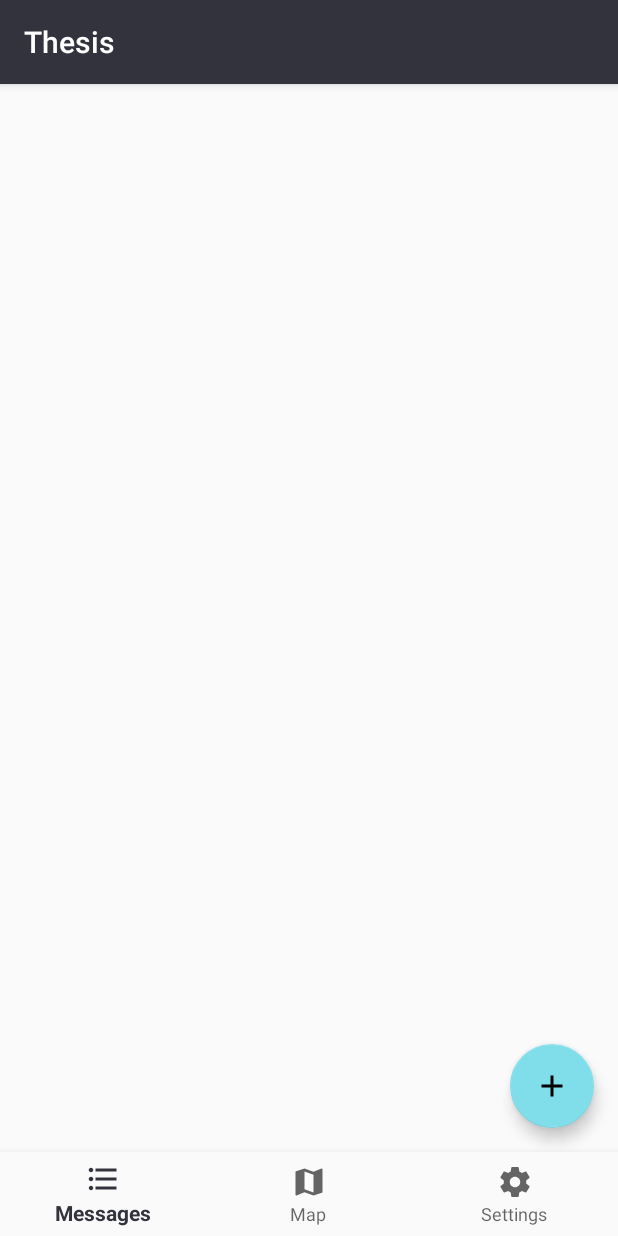
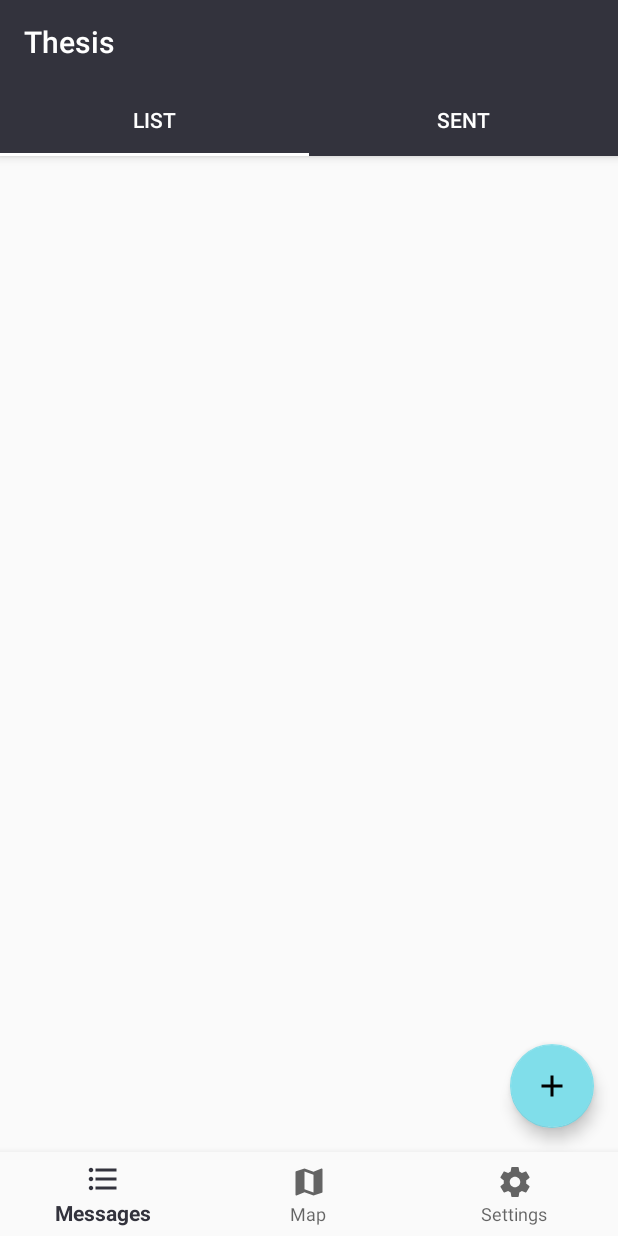
Before and after one commit to flavienbonvin/floater-bachelor-project-android, an Android app: the screen it shows after launch (MainActivity), on a phone screen of 412 x 824 dp. Run offline under Robolectric (Android 15) with nearby library versions, the phone set to English and light mode, and no system bars; 3 statements that could not run were skipped.

```diff
--- a/app/src/main/java/ch/hevs/fbonvin/disasterassistance/Constant.java
+++ b/app/src/main/java/ch/hevs/fbonvin/disasterassistance/Constant.java
@@ -10,6 +10,8 @@ import ch.hevs.fbonvin.disasterassistance.models.Endpoint;
 import ch.hevs.fbonvin.disasterassistance.models.Message;
 import ch.hevs.fbonvin.disasterassistance.utils.NearbyManagement;
 import ch.hevs.fbonvin.disasterassistance.views.FragMessages;
+import ch.hevs.fbonvin.disasterassistance.views.FragMessagesList;
+import ch.hevs.fbonvin.disasterassistance.views.FragMessagesSent;
 
 /**
  * File regrouping all the constant needed for the project
@@ -23,7 +25,8 @@ public class Constant {
     /**
      * Fragments saved instead of recreated each time
      */
-    public static final FragMessages FRAG_MESSAGE = new FragMessages();
+    public static final FragMessagesList FRAG_MESSAGE_LIST = new FragMessagesList();
+    public static final FragMessagesSent FRAG_MESSAGES_SENT = new FragMessagesSent();
 
 
 
@@ -56,6 +59,8 @@ public class Constant {
     public static ArrayList<Message> MESSAGE_SENT;
     //All messages the user wanted to send but there was no peers around
     public static ArrayList<Message> MESSAGE_QUEUE;
+    //All messages the user wanted to delete but there was no peers around
+    public static ArrayList<Message> MESSAGE_QUEUE_DELETED;
 
     //Discovered devices
     public static final Map<String, Endpoint> DISCOVERED_ENDPOINTS = new HashMap<>();
@@ -82,9 +87,11 @@ public class Constant {
     public static final String PREF_NAME_MESSAGE_RECEIVED = "ch.hevs.fbonvin.message.received";
     public static final String PREF_NAME_MESSAGE_SENT = "ch.hevs.fbonvin.message.sent";
     public static final String PREF_NAME_MESSAGE_QUEUE = "ch.hevs.fbonvin.message.queue";
+    public static final String PREF_NAME_MESSAGE_QUEUE_DELETED = "ch.hevs.fbonvin.message.queue.deleted";
     public static final String PREF_KEY_MESSAGE_RECEIVED = "message_received";
     public static final String PREF_KEY_MESSAGE_SENT = "message_sent";
     public static final String PREF_KEY_MESSAGE_QUEUE = "message_queue";
+    public static final String PREF_KEY_MESSAGE_QUEUE_DELETED = "message_queue_deleted";
 
     public static final String PREF_NOT_SET = "NOT_SET";
 
--- a/app/src/main/java/ch/hevs/fbonvin/disasterassistance/MainActivity.java
+++ b/app/src/main/java/ch/hevs/fbonvin/disasterassistance/MainActivity.java
@@ -22,15 +22,17 @@ import ch.hevs.fbonvin.disasterassistance.utils.MandatoryPermissionsHandling;
 import ch.hevs.fbonvin.disasterassistance.utils.NearbyManagement;
 import ch.hevs.fbonvin.disasterassistance.utils.PreferencesManagement;
 import ch.hevs.fbonvin.disasterassistance.views.FragMap;
+import ch.hevs.fbonvin.disasterassistance.views.FragMessages;
 import ch.hevs.fbonvin.disasterassistance.views.FragSettings;
 
 import static ch.hevs.fbonvin.disasterassistance.Constant.CODE_MANDATORY_PERMISSIONS;
-import static ch.hevs.fbonvin.disasterassistance.Constant.FRAG_MESSAGE;
 import static ch.hevs.fbonvin.disasterassistance.Constant.KEY_PREF_ID;
 import static ch.hevs.fbonvin.disasterassistance.Constant.KEY_PREF_USERNAME;
 import static ch.hevs.fbonvin.disasterassistance.Constant.MANDATORY_PERMISSION;
 import static ch.hevs.fbonvin.disasterassistance.Constant.MESSAGES_RECEIVED;
+import static ch.hevs.fbonvin.disasterassistance.Constant.MESSAGE_QUEUE_DELETED;
 import static ch.hevs.fbonvin.disasterassistance.Constant.MESSAGE_QUEUE;
+import static ch.hevs.fbonvin.disasterassistance.Constant.MESSAGE_QUEUE_DELETED;
 import static ch.hevs.fbonvin.disasterassistance.Constant.MESSAGE_SENT;
 import static ch.hevs.fbonvin.disasterassistance.Constant.NEARBY_MANAGEMENT;
 import static ch.hevs.fbonvin.disasterassistance.Constant.PREF_NAME;
@@ -52,7 +54,8 @@ public class MainActivity extends AppCompatActivity {
 
                     switch (item.getItemId()) {
                         case R.id.nav_messages:
-                            selectedFragment = FRAG_MESSAGE;
+                            getSupportActionBar().setElevation(0);
+                            selectedFragment = new FragMessages();
                             break;
                         case R.id.nav_map:
                             selectedFragment = new FragMap();
@@ -73,13 +76,14 @@ public class MainActivity extends AppCompatActivity {
     protected void onCreate(Bundle savedInstanceState) {
         super.onCreate(savedInstanceState);
 
-        //TODO test message forwarding
-
         setContentView(R.layout.activity_main);
 
         MESSAGES_RECEIVED = new ArrayList<>();
         MESSAGE_SENT = new ArrayList<>();
         MESSAGE_QUEUE = new ArrayList<>();
+        MESSAGE_QUEUE_DELETED = new ArrayList<>();
+
+        //TODO save and retrieve from settings delete queue
 
         PreferencesManagement.retrieveMessages(this);
 
@@ -107,9 +111,11 @@ public class MainActivity extends AppCompatActivity {
         BottomNavigationView bottomNav = findViewById(R.id.bottom_navigation);
         bottomNav.setOnNavigationItemSelectedListener(mNavListener);
 
+        getSupportActionBar().setElevation(0);
+
         //TODO make preference, settings user can choose map or message list application startup
         getSupportFragmentManager().beginTransaction().replace(R.id.fragment_container,
-                FRAG_MESSAGE).commit();
+                new FragMessages()).commit();
     }
 
     private void initNearby() {
--- a/app/src/main/java/ch/hevs/fbonvin/disasterassistance/utils/PreferencesManagement.java
+++ b/app/src/main/java/ch/hevs/fbonvin/disasterassistance/utils/PreferencesManagement.java
@@ -16,11 +16,14 @@ import ch.hevs.fbonvin.disasterassistance.models.Message;
 
 import static ch.hevs.fbonvin.disasterassistance.Constant.MESSAGES_RECEIVED;
 import static ch.hevs.fbonvin.disasterassistance.Constant.MESSAGE_QUEUE;
+import static ch.hevs.fbonvin.disasterassistance.Constant.MESSAGE_QUEUE_DELETED;
 import static ch.hevs.fbonvin.disasterassistance.Constant.MESSAGE_SENT;
 import static ch.hevs.fbonvin.disasterassistance.Constant.PREF_KEY_MESSAGE_QUEUE;
+import static ch.hevs.fbonvin.disasterassistance.Constant.PREF_KEY_MESSAGE_QUEUE_DELETED;
 import static ch.hevs.fbonvin.disasterassistance.Constant.PREF_KEY_MESSAGE_RECEIVED;
 import static ch.hevs.fbonvin.disasterassistance.Constant.PREF_KEY_MESSAGE_SENT;
 import static ch.hevs.fbonvin.disasterassistance.Constant.PREF_NAME_MESSAGE_QUEUE;
+import static ch.hevs.fbonvin.disasterassistance.Constant.PREF_NAME_MESSAGE_QUEUE_DELETED;
 import static ch.hevs.fbonvin.disasterassistance.Constant.PREF_NAME_MESSAGE_RECEIVED;
 import static ch.hevs.fbonvin.disasterassistance.Constant.PREF_NAME_MESSAGE_SENT;
 import static ch.hevs.fbonvin.disasterassistance.Constant.PREF_NOT_SET;
@@ -70,6 +73,7 @@ public abstract class PreferencesManagement {
         SharedPreferences prefsReceived = activity.getSharedPreferences(PREF_NAME_MESSAGE_RECEIVED, Context.MODE_PRIVATE);
         SharedPreferences prefsSent = activity.getSharedPreferences(PREF_NAME_MESSAGE_SENT, Context.MODE_PRIVATE);
         SharedPreferences prefsQueue = activity.getSharedPreferences(PREF_NAME_MESSAGE_QUEUE, Context.MODE_PRIVATE);
+        SharedPreferences prefsQueueDeleted = activity.getSharedPreferences(PREF_NAME_MESSAGE_QUEUE_DELETED, Context.MODE_PRIVATE);
 
         Gson gson = new Gson();
 
@@ -84,6 +88,10 @@ public abstract class PreferencesManagement {
         json = gson.toJson(MESSAGE_QUEUE);
         prefsQueue.edit().putString(PREF_KEY_MESSAGE_QUEUE, json).apply();
         Log.i(TAG, "saveMessages: MESSAGE_QUEUE " + MESSAGE_QUEUE.size());
+
+        json = gson.toJson(MESSAGE_QUEUE_DELETED);
+        prefsQueueDeleted.edit().putString(PREF_KEY_MESSAGE_QUEUE_DELETED, json).apply();
+        Log.i(TAG, "saveMessages: MESSAGE_QUEUE_DELETED " + MESSAGE_QUEUE_DELETED.size());
     }
 
     /**
@@ -94,6 +102,7 @@ public abstract class PreferencesManagement {
         SharedPreferences prefsReceived = activity.getSharedPreferences(PREF_NAME_MESSAGE_RECEIVED, Context.MODE_PRIVATE);
         SharedPreferences prefsSent = activity.getSharedPreferences(PREF_NAME_MESSAGE_SENT, Context.MODE_PRIVATE);
         SharedPreferences prefsQueue = activity.getSharedPreferences(PREF_NAME_MESSAGE_QUEUE, Context.MODE_PRIVATE);
+        SharedPreferences prefsQueueDeleted = activity.getSharedPreferences(PREF_NAME_MESSAGE_QUEUE_DELETED, Context.MODE_PRIVATE);
 
         Gson gson = new Gson();
 
@@ -109,6 +118,10 @@ public abstract class PreferencesManagement {
         Type typeQueue = new TypeToken<ArrayList<Message>>(){}.getType();
         ArrayList<Message> tempQueue = gson.fromJson(json, typeQueue);
 
+        json = prefsQueueDeleted.getString(PREF_KEY_MESSAGE_QUEUE_DELETED, "");
+        Type typeQueueDeleted = new TypeToken<ArrayList<Message>>(){}.getType();
+        ArrayList<Message> tempQueueDeleted = gson.fromJson(json, typeQueueDeleted);
+
         //Ensure that the ArrayLists are not empty
         if(tempReceived != null && tempReceived.size() > 0) {
             Log.i(TAG, "retrieveMessages: MESSAGES_RECEIVED " + tempReceived.size());
@@ -122,5 +135,9 @@ public abstract class PreferencesManagement {
             Log.i(TAG, "retrieveMessages: MESSAGE_QUEUE " + tempQueue.size());
             MESSAGE_QUEUE.addAll(tempQueue);
         }
+        if(tempQueueDeleted != null && tempQueueDeleted.size() > 0) {
+            Log.i(TAG, "retrieveMessages: MESSAGE_QUEUE_DELETED " + tempQueueDeleted.size());
+            MESSAGE_QUEUE_DELETED.addAll(tempQueueDeleted);
+        }
     }
 }
--- a/app/src/main/java/ch/hevs/fbonvin/disasterassistance/views/ActivitySendMessage.java
+++ b/app/src/main/java/ch/hevs/fbonvin/disasterassistance/views/ActivitySendMessage.java
@@ -93,7 +93,7 @@ public class ActivitySendMessage extends AppCompatActivity {
 
 
                     //Check if there are peers connected to the device, if not the message is put on queue
-                    if (ESTABLISHED_ENDPOINTS != null && ESTABLISHED_ENDPOINTS.size() > 0){
+                    if (ESTABLISHED_ENDPOINTS.size() > 0){
 
                         //Add all the connected peers to the send ArrayList
                         for(Endpoint e : ESTABLISHED_ENDPOINTS.values()){
@@ -107,7 +107,7 @@ public class ActivitySendMessage extends AppCompatActivity {
                                 mMessage);
 
                         //Add the message to the history of message sent
-                        MESSAGE_SENT.add(mMessage);
+                        FRAG_MESSAGES_SENT.updateDisplay(mMessage);
 
 
                         Log.i(TAG, "onOptionsItemSelected: " + mMessage.toString());
--- a/app/src/main/java/ch/hevs/fbonvin/disasterassistance/views/FragMessages.java
+++ b/app/src/main/java/ch/hevs/fbonvin/disasterassistance/views/FragMessages.java
@@ -1,68 +1,87 @@
 package ch.hevs.fbonvin.disasterassistance.views;
 
-import android.content.Intent;
 import android.os.Bundle;
 import android.support.annotation.NonNull;
 import android.support.annotation.Nullable;
-import android.support.design.widget.FloatingActionButton;
+import android.support.design.widget.TabLayout;
 import android.support.v4.app.Fragment;
-import android.support.v7.widget.LinearLayoutManager;
-import android.support.v7.widget.RecyclerView;
+import android.support.v4.app.FragmentManager;
+import android.support.v4.app.FragmentPagerAdapter;
+import android.support.v4.view.ViewPager;
 import android.view.LayoutInflater;
 import android.view.View;
 import android.view.ViewGroup;
 
+import java.util.ArrayList;
+import java.util.List;
+
 import ch.hevs.fbonvin.disasterassistance.R;
-import ch.hevs.fbonvin.disasterassistance.adapter.RecyclerViewAdapter;
-import ch.hevs.fbonvin.disasterassistance.models.Message;
 
-import static ch.hevs.fbonvin.disasterassistance.Constant.MESSAGES_RECEIVED;
+import static ch.hevs.fbonvin.disasterassistance.Constant.FRAG_MESSAGES_SENT;
+import static ch.hevs.fbonvin.disasterassistance.Constant.FRAG_MESSAGE_LIST;
 
 public class FragMessages extends Fragment {
 
-    private RecyclerView mRecyclerView;
-    private RecyclerViewAdapter mRecyclerViewAdapter;
 
-
+    @Override
+    public void onCreate(@Nullable Bundle savedInstanceState) {
+        super.onCreate(savedInstanceState);
+        setRetainInstance(true);
+    }
 
     @Nullable
     @Override
     public View onCreateView(@NonNull LayoutInflater inflater, @Nullable ViewGroup container, @Nullable Bundle savedInstanceState) {
 
-        View mViewFragment = inflater.inflate(R.layout.fragment_message, container, false);
+        View view = inflater.inflate(R.layout.fragment_message, container, false);
+        ViewPager viewPager = view.findViewById(R.id.view_pager_messages);
+        setupViewPager(viewPager);
 
-        mRecyclerView = mViewFragment.findViewById(R.id.recycler_view_message);
-        mRecyclerViewAdapter = new RecyclerViewAdapter(getActivity(), MESSAGES_RECEIVED);
-
-        LinearLayoutManager linearLayoutManager = new LinearLayoutManager(getActivity());
-        mRecyclerView.setAdapter(mRecyclerViewAdapter);
-        mRecyclerView.setLayoutManager(linearLayoutManager);
+        TabLayout tabs = view.findViewById(R.id.tab_layout_messages);
+        tabs.setupWithViewPager(viewPager);
 
 
-        //TODO hide FAB on scroll
-        FloatingActionButton fabAddMessage = mViewFragment.findViewById(R.id.fab_add_message);
-        fabAddMessage.setOnClickListener(new View.OnClickListener() {
-            @Override
-            public void onClick(View v) {
-                Intent intent = new Intent(getActivity(), ActivitySendMessage.class);
-                startActivity(intent);
-            }
-        });
-
-
-        return mViewFragment;
+        return view;
     }
 
-    /**
-     * Change the RecyclerView and add new message in the first element of the list
-     * @param message Message to add to the list
-     */
-    public void updateDisplay(Message message){
-        MESSAGES_RECEIVED.add(0, message);
+    private void setupViewPager(ViewPager viewPager){
 
-        //TODO extract the scroll to the top of the list on a preference, might be nice addition
-        //Update the display of the recycler view and scroll to the top of it
-        mRecyclerViewAdapter.notifyItemInserted(0);
-        mRecyclerView.smoothScrollToPosition(0);
+        Adapter adapter = new Adapter(getChildFragmentManager());
+        adapter.addFragment(FRAG_MESSAGE_LIST, "List");
+        adapter.addFragment(FRAG_MESSAGES_SENT, "Sent");
+
+        viewPager.setAdapter(adapter);
+
+    }
+
+    static class Adapter extends FragmentPagerAdapter {
+
+        private final List<Fragment> mFragmentList = new ArrayList<>();
+        private final List<String> mFragmentTitleList = new ArrayList<>();
+
+        public Adapter(FragmentManager fm) {
+            super(fm);
+        }
+
+        @Override
+        public Fragment getItem(int position) {
+            return mFragmentList.get(position);
+        }
+
+        @Override
+        public int getCount() {
+            return mFragmentList.size();
+        }
+
+        @Nullable
+        @Override
+        public CharSequence getPageTitle(int position) {
+            return mFragmentTitleList.get(position);
+        }
+
+        public void addFragment(Fragment fragment, String title){
+            mFragmentList.add(fragment);
+            mFragmentTitleList.add(title);
+        }
     }
 }
--- /dev/null
+++ b/app/src/main/java/ch/hevs/fbonvin/disasterassistance/views/FragMessagesList.java
@@ -0,0 +1,81 @@
+package ch.hevs.fbonvin.disasterassistance.views;
+
+import android.content.Intent;
+import android.os.Bundle;
+import android.support.annotation.NonNull;
+import android.support.annotation.Nullable;
+import android.support.design.widget.FloatingActionButton;
+import android.support.v4.app.Fragment;
+import android.support.v7.widget.LinearLayoutManager;
+import android.support.v7.widget.RecyclerView;
+import android.util.Log;
+import android.view.LayoutInflater;
+import android.view.View;
+import android.view.ViewGroup;
+
+import ch.hevs.fbonvin.disasterassistance.R;
+import ch.hevs.fbonvin.disasterassistance.adapter.RecyclerViewAdapter;
+import ch.hevs.fbonvin.disasterassistance.models.Message;
+
+import static ch.hevs.fbonvin.disasterassistance.Constant.MESSAGES_RECEIVED;
+import static ch.hevs.fbonvin.disasterassistance.Constant.*;
+
+public class FragMessagesList  extends Fragment{
+
+    private RecyclerView mRecyclerView;
+    private RecyclerViewAdapter mRecyclerViewAdapter;
+
+
+
+    @Nullable
+    @Override
+    public View onCreateView(@NonNull LayoutInflater inflater, @Nullable ViewGroup container, @Nullable Bundle savedInstanceState) {
+
+        View mViewFragment = inflater.inflate(R.layout.fragment_messages_list, container, false);
+
+        mRecyclerView = mViewFragment.findViewById(R.id.recycler_view_message_list);
+        mRecyclerViewAdapter = new RecyclerViewAdapter(getActivity(), MESSAGES_RECEIVED);
+
+        LinearLayoutManager linearLayoutManager = new LinearLayoutManager(getActivity());
+        mRecyclerView.setAdapter(mRecyclerViewAdapter);
+        mRecyclerView.setLayoutManager(linearLayoutManager);
+
+
+        //TODO hide FAB on scroll
+        FloatingActionButton fabAddMessage = mViewFragment.findViewById(R.id.fab_add_message_list);
+        fabAddMessage.setOnClickListener(new View.OnClickListener() {
+            @Override
+            public void onClick(View v) {
+                Intent intent = new Intent(getActivity(), ActivitySendMessage.class);
+                startActivity(intent);
+            }
+        });
+
+
+        return mViewFragment;
+    }
+
+
+    /**
+     * Change the RecyclerView and add new message in the first element of the list
+     * @param message Message to add to the list
+     */
+    public void updateDisplay(Message message){
+        MESSAGES_RECEIVED.add(0, message);
+
+        //TODO extract the scroll to the top of the list on a preference, might be nice addition
+        //Update the display of the recycler view and scroll to the top of it
+        mRecyclerViewAdapter.notifyItemInserted(0);
+        mRecyclerView.smoothScrollToPosition(0);
+    }
+
+
+    /**
+     * Remove the item in the RecyclerView at the postition given in parameters
+     * @param pos item to delete
+     */
+    public void removeItem(int pos) {
+        MESSAGES_RECEIVED.remove(pos);
+        mRecyclerViewAdapter.notifyItemRemoved(pos);
+    }
+}
--- /dev/null
+++ b/app/src/main/java/ch/hevs/fbonvin/disasterassistance/views/FragMessagesSent.java
@@ -0,0 +1,78 @@
+package ch.hevs.fbonvin.disasterassistance.views;
+
+import android.content.Intent;
+import android.os.Bundle;
+import android.support.annotation.NonNull;
+import android.support.annotation.Nullable;
+import android.support.design.widget.FloatingActionButton;
+import android.support.v4.app.Fragment;
+import android.support.v7.widget.LinearLayoutManager;
+import android.support.v7.widget.RecyclerView;
+import android.view.LayoutInflater;
+import android.view.View;
+import android.view.ViewGroup;
+
+import ch.hevs.fbonvin.disasterassistance.R;
+import ch.hevs.fbonvin.disasterassistance.adapter.RecyclerViewAdapter;
+import ch.hevs.fbonvin.disasterassistance.models.Message;
+
+import static ch.hevs.fbonvin.disasterassistance.Constant.*;
+
+public class FragMessagesSent extends Fragment {
+
+    private RecyclerView mRecyclerView;
+    private RecyclerViewAdapter mRecyclerViewAdapter;
+
+
+    @Nullable
+    @Override
+    public View onCreateView(@NonNull LayoutInflater inflater, @Nullable ViewGroup container, @Nullable Bundle savedInstanceState) {
+
+        View mViewFragment = inflater.inflate(R.layout.fragment_messages_sent, container, false);
+
+        mRecyclerView = mViewFragment.findViewById(R.id.recycler_view_message_sent);
+        mRecyclerViewAdapter = new RecyclerViewAdapter(getActivity(), MESSAGE_SENT);
+
+        LinearLayoutManager linearLayoutManager = new LinearLayoutManager(getActivity());
+        mRecyclerView.setAdapter(mRecyclerViewAdapter);
+        mRecyclerView.setLayoutManager(linearLayoutManager);
+
+
+        //TODO hide FAB on scroll
+        FloatingActionButton fabAddMessage = mViewFragment.findViewById(R.id.fab_add_message_sent);
+        fabAddMessage.setOnClickListener(new View.OnClickListener() {
+            @Override
+            public void onClick(View v) {
+                Intent intent = new Intent(getActivity(), ActivitySendMessage.class);
+                startActivity(intent);
+            }
+        });
+
+
+        return mViewFragment;
+    }
+
+
+    /**
+     * Change the RecyclerView and add new message in the first element of the list
+     * @param message Message to add to the list
+     */
+    public void updateDisplay(Message message){
+        MESSAGE_SENT.add(0, message);
+
+        //TODO extract the scroll to the top of the list on a preference, might be nice addition
+        //Update the display of the recycler view and scroll to the top of it
+        mRecyclerViewAdapter.notifyItemInserted(0);
+        mRecyclerView.smoothScrollToPosition(0);
+    }
+
+
+    /**
+     * Remove the item in the RecyclerView at the postition given in parameters
+     * @param pos item to delete
+     */
+    public void removeItem(int pos) {
+        MESSAGE_SENT.remove(pos);
+        mRecyclerViewAdapter.notifyItemRemoved(pos);
+    }
+}
--- a/app/src/main/res/layout/activity_message_details.xml
+++ b/app/src/main/res/layout/activity_message_details.xml
@@ -142,11 +142,15 @@
     </android.support.v7.widget.CardView>
 
     <Button
-        android:id="@+id/button2"
+        android:id="@+id/bt_delete_message"
         android:layout_width="wrap_content"
         android:layout_height="wrap_content"
         android:layout_marginBottom="16dp"
         android:layout_marginEnd="8dp"
+        android:background="@color/errorColor"
+        android:text="Delete"
+        android:visibility="gone"
+        android:textColor="@color/primaryTextColor"
         app:layout_constraintBottom_toBottomOf="parent"
         app:layout_constraintEnd_toEndOf="parent" />
 
--- a/app/src/main/res/layout/fragment_message.xml
+++ b/app/src/main/res/layout/fragment_message.xml
@@ -4,21 +4,33 @@
     android:layout_width="match_parent"
     android:layout_height="match_parent">
 
-    <android.support.v7.widget.RecyclerView
-        android:id="@+id/recycler_view_message"
+    <android.support.design.widget.CoordinatorLayout
         android:layout_width="match_parent"
-        android:layout_height="match_parent" />
+        android:layout_height="match_parent">
 
-    <android.support.design.widget.FloatingActionButton
-        android:id="@+id/fab_add_message"
-        android:layout_width="wrap_content"
-        android:layout_height="wrap_content"
-        android:layout_marginBottom="16dp"
-        android:layout_marginEnd="16dp"
-        android:clickable="true"
-        android:focusable="true"
-        android:tint="@color/secondaryTextColor"
-        app:layout_constraintBottom_toBottomOf="parent"
-        app:layout_constraintEnd_toEndOf="parent"
-        app:srcCompat="@drawable/ic_add_black" />
+        <android.support.design.widget.AppBarLayout
+        android:id="@+id/appbar"
+        android:layout_width="match_parent"
+        android:layout_height="wrap_content">
+
+        <android.support.design.widget.TabLayout
+            android:id="@+id/tab_layout_messages"
+            android:background="@color/primaryColor"
+            app:tabTextColor="@color/primaryTextColor"
+            app:tabSelectedTextColor="@color/primaryTextColor"
+            app:tabIndicatorColor="@color/primaryTextColor"
+            android:layout_width="match_parent"
+            android:layout_height="wrap_content"/>
+
+        </android.support.design.widget.AppBarLayout>
+
+        <android.support.v4.view.ViewPager
+            android:id="@+id/view_pager_messages"
+            android:layout_width="match_parent"
+            android:layout_height="match_parent"
+            app:layout_behavior="@string/appbar_scrolling_view_behavior"/>
+
+    </android.support.design.widget.CoordinatorLayout>
+
+
 </android.support.constraint.ConstraintLayout>
--- /dev/null
+++ b/app/src/main/res/layout/fragment_messages_list.xml
@@ -0,0 +1,25 @@
+<?xml version="1.0" encoding="utf-8"?>
+<android.support.constraint.ConstraintLayout xmlns:android="http://schemas.android.com/apk/res/android"
+    android:layout_width="match_parent"
+    android:layout_height="match_parent"
+    xmlns:app="http://schemas.android.com/apk/res-auto">
+
+    <android.support.v7.widget.RecyclerView
+        android:id="@+id/recycler_view_message_list"
+        android:layout_width="match_parent"
+        android:layout_height="match_parent" />
+
+    <android.support.design.widget.FloatingActionButton
+        android:id="@+id/fab_add_message_list"
+        android:layout_width="wrap_content"
+        android:layout_height="wrap_content"
+        android:layout_marginBottom="16dp"
+        android:layout_marginEnd="16dp"
+        android:clickable="true"
+        android:focusable="true"
+        android:tint="@color/secondaryTextColor"
+        app:layout_constraintBottom_toBottomOf="parent"
+        app:layout_constraintEnd_toEndOf="parent"
+        app:srcCompat="@drawable/ic_add_black" />
+
+</android.support.constraint.ConstraintLayout>
```
Also changed, not shown: app/src/main/java/ch/hevs/fbonvin/disasterassistance/adapter/RecyclerViewAdapter.java (+8 -1 lines), app/src/main/java/ch/hevs/fbonvin/disasterassistance/utils/CommunicationManagement.java (+58 -17 lines), app/src/main/java/ch/hevs/fbonvin/disasterassistance/views/ActivityMessageDetails.java (+73 -7 lines), app/src/main/res/layout/fragment_messages_sent.xml (added, +27 -0 lines).
